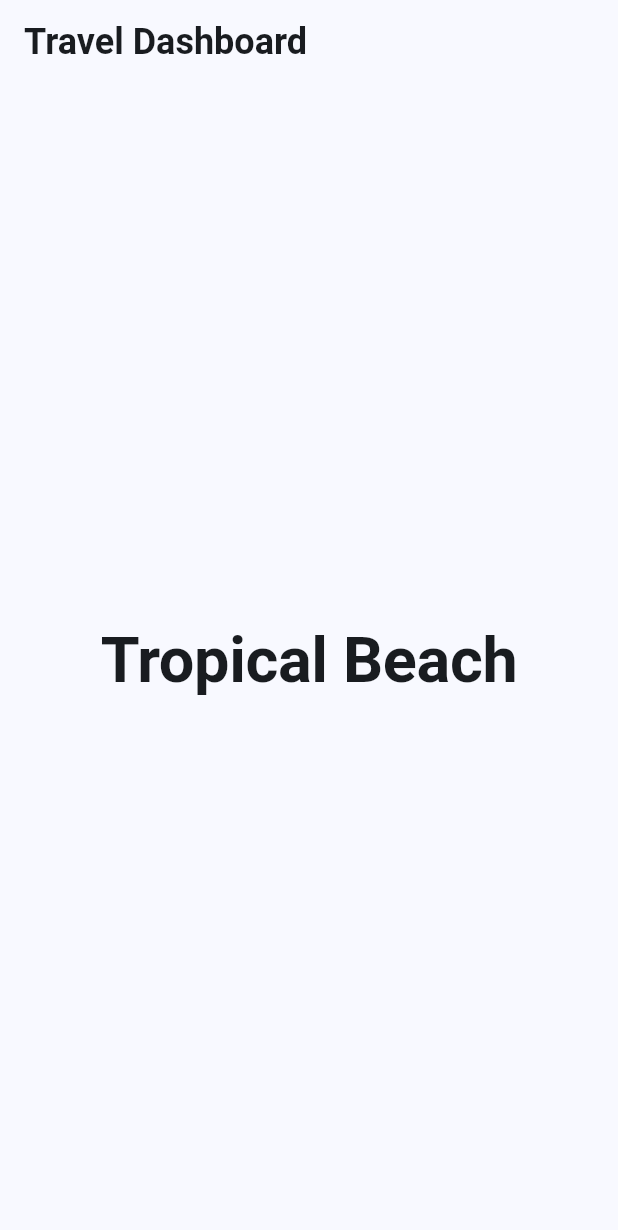
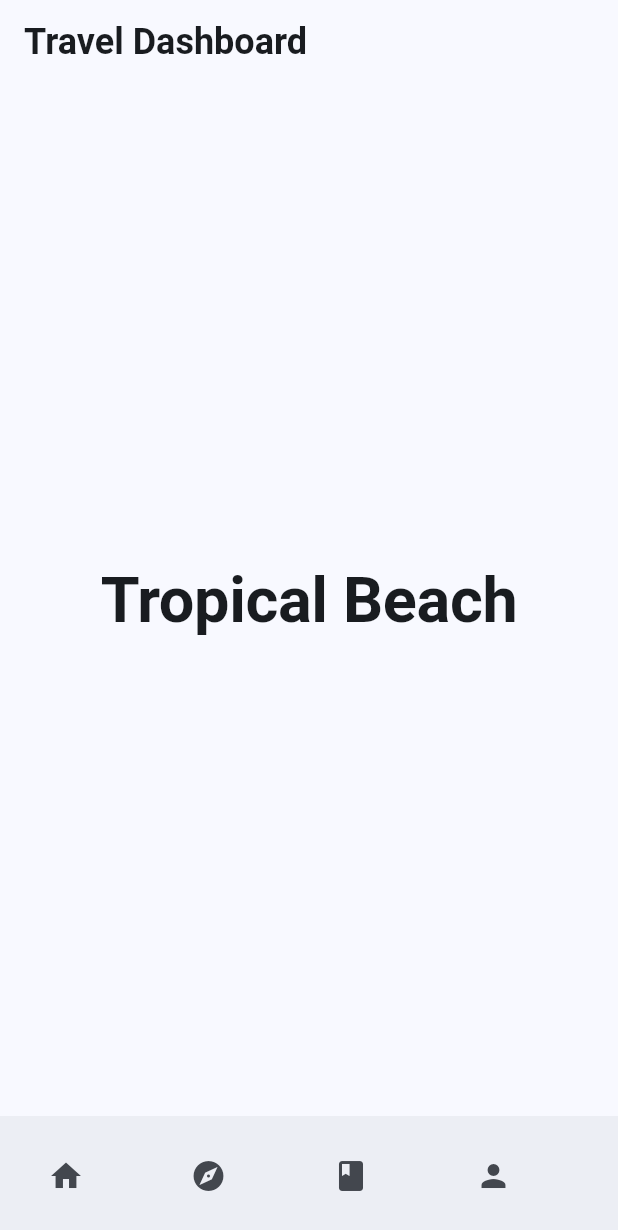
Before and after one commit to jaidenjones2005/travel-dashboard, a Flutter app: the screen it shows after launch, on a phone screen of 412 x 824 dp. Shown: the top 1230 px of the screen. Run offline on Flutter 3.47's test engine with Material 3 defaults, Android fonts, the light colour scheme and no system bars.

Commit message:
Complete Phase 2 adaptive navigation

```diff
--- a/lib/main.dart
+++ b/lib/main.dart
@@ -4,7 +4,10 @@ void main() {
   runApp(const TravelDashboardApp());
 }
 
-// Destination data model
+// --------------------
+// DATA MODELS
+// --------------------
+
 class Destination {
   final String name;
   final IconData icon;
@@ -15,7 +18,6 @@ class Destination {
   });
 }
 
-// Travel Deal data model
 class TravelDeal {
   final String title;
   final double price;
@@ -30,6 +32,10 @@ class TravelDeal {
   });
 }
 
+// --------------------
+// APP
+// --------------------
+
 class TravelDashboardApp extends StatelessWidget {
   const TravelDashboardApp({super.key});
 
@@ -38,13 +44,11 @@ class TravelDashboardApp extends StatelessWidget {
     return MaterialApp(
       debugShowCheckedModeBanner: false,
       title: 'Travel Dashboard',
-
       theme: ThemeData(
         colorScheme: ColorScheme.fromSeed(
           seedColor: Colors.blue,
           brightness: Brightness.light,
         ),
-
         textTheme: const TextTheme(
           displayLarge: TextStyle(
             fontSize: 42,
@@ -59,21 +63,82 @@ class TravelDashboardApp extends StatelessWidget {
           ),
         ),
       ),
-
       home: const TravelHomePage(),
     );
   }
 }
+
+// --------------------
+// MAIN PAGE
+// --------------------
 
 class TravelHomePage extends StatelessWidget {
   const TravelHomePage({super.key});
 
   @override
   Widget build(BuildContext context) {
-    const Destination destination = Destination(
-      name: 'Tropical Beach',
-      icon: Icons.beach_access,
-    );
+    // Centralized navigation data
+    const List<Destination> destinations = [
+      Destination(
+        name: 'Home',
+        icon: Icons.home,
+      ),
+      Destination(
+        name: 'Explore',
+        icon: Icons.explore,
+      ),
+      Destination(
+        name: 'Bookings',
+        icon: Icons.book,
+      ),
+      Destination(
+        name: 'Profile',
+        icon: Icons.person,
+      ),
+    ];
+
+    // Measure the window width
+    final double width = MediaQuery.sizeOf(context).width;
+
+    // Choose the correct layout
+    if (width < 600) {
+      return const MobileLayout(
+        destinations: destinations,
+      );
+    } else {
+      return const DesktopLayout(
+        destinations: destinations,
+      );
+    }
+  }
+}
+
+// --------------------
+// MOBILE LAYOUT
+// --------------------
+
+class MobileLayout extends StatelessWidget {
+  final List<Destination> destinations;
+
+  const MobileLayout({
+    super.key,
+    required this.destinations,
+  });
+
+  @override
+  Widget build(BuildContext context) {
+    List<Widget> navItems = [];
+
+    for (Destination destination in destinations) {
+      navItems.add(
+        Expanded(
+          child: ListTile(
+            leading: Icon(destination.icon),
+            onTap: () {},
+          ),
+        ),
+      );
+    }
 
     return Scaffold(
       appBar: AppBar(
@@ -81,11 +146,69 @@ class TravelHomePage extends StatelessWidget {
       ),
       body: Center(
         child: Text(
-          destination.name,
+          'Tropical Beach',
           style: Theme.of(context).textTheme.displayLarge,
           textAlign: TextAlign.center,
+        ),
+      ),
+      bottomNavigationBar: BottomAppBar(
+        child: Row(
+          children: navItems,
         ),
       ),
     );
   }
 }
+
+// --------------------
+// DESKTOP LAYOUT
+// --------------------
+
+class DesktopLayout extends StatelessWidget {
+  final List<Destination> destinations;
+
+  const DesktopLayout({
+    super.key,
+    required this.destinations,
+  });
+
+  @override
+  Widget build(BuildContext context) {
+    List<Widget> navItems = [];
+
+    for (Destination destination in destinations) {
+      navItems.add(
+        ListTile(
+          leading: Icon(destination.icon),
+          title: Text(destination.name),
+          onTap: () {},
+        ),
+      );
+    }
+
+    return Scaffold(
+      appBar: AppBar(
+        title: const Text('Travel Dashboard'),
+      ),
+      body: Row(
+        children: [
+          SizedBox(
+            width: 200,
+            child: Column(
+              children: navItems,
+            ),
+          ),
+          Expanded(
+            child: Center(
+              child: Text(
+                'Tropical Beach',
+                style: Theme.of(context).textTheme.displayLarge,
+                textAlign: TextAlign.center,
+              ),
+            ),
+          ),
+        ],
+      ),
+    );
+  }
+}
```
Also changed, not shown: 1 other file.
